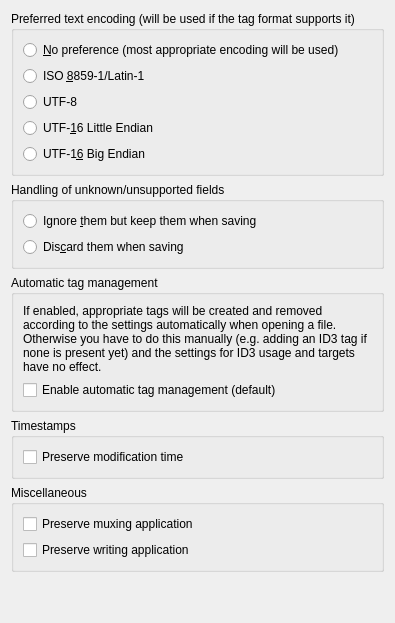
Old version of the form gui/tagprocessinggeneraloptionpage.ui in the repository Martchus/tageditor.
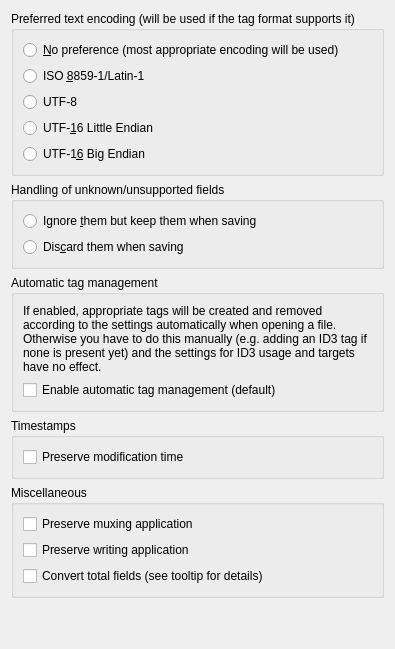
New version of the form.

Commit message:
Handle TRACKTOTAL/DISCTOTAL/PARTTOTAL fields in Vorbis Comments
See the corresponding tagparser commit

What changed in the file:
```diff
--- a/gui/tagprocessinggeneraloptionpage.ui
+++ b/gui/tagprocessinggeneraloptionpage.ui
@@ -159,6 +159,16 @@
         </property>
        </widget>
       </item>
+      <item>
+       <widget class="QCheckBox" name="convertTotalFieldsCheckBox">
+        <property name="toolTip">
+         <string>Ensures fields usually holding values like &quot;3/15&quot; such as the track position are actually stored as such (and &lt;i&gt;not&lt;/i&gt; as two separate fields for the position and total values). This is required for the tag editor to support handling such separately stored total values at all. So far this only affects Vorbis Comments where it will convert the fields TRACKTOTAL/DISCTOTAL/PARTTOTAL to be included in the TRACKNUMBER/DISCNUMBER/PARTNUMBER fields.</string>
+        </property>
+        <property name="text">
+         <string>Convert total fields (see tooltip for details)</string>
+        </property>
+       </widget>
+      </item>
      </layout>
     </widget>
    </item>
```
The commit also changes 7 other files.
